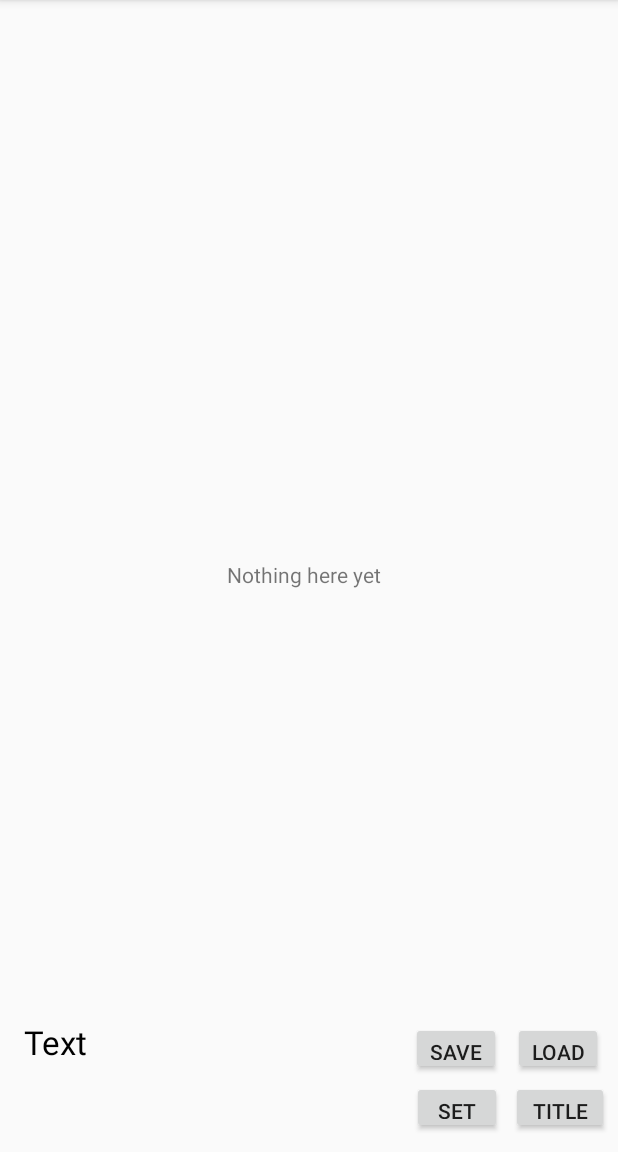
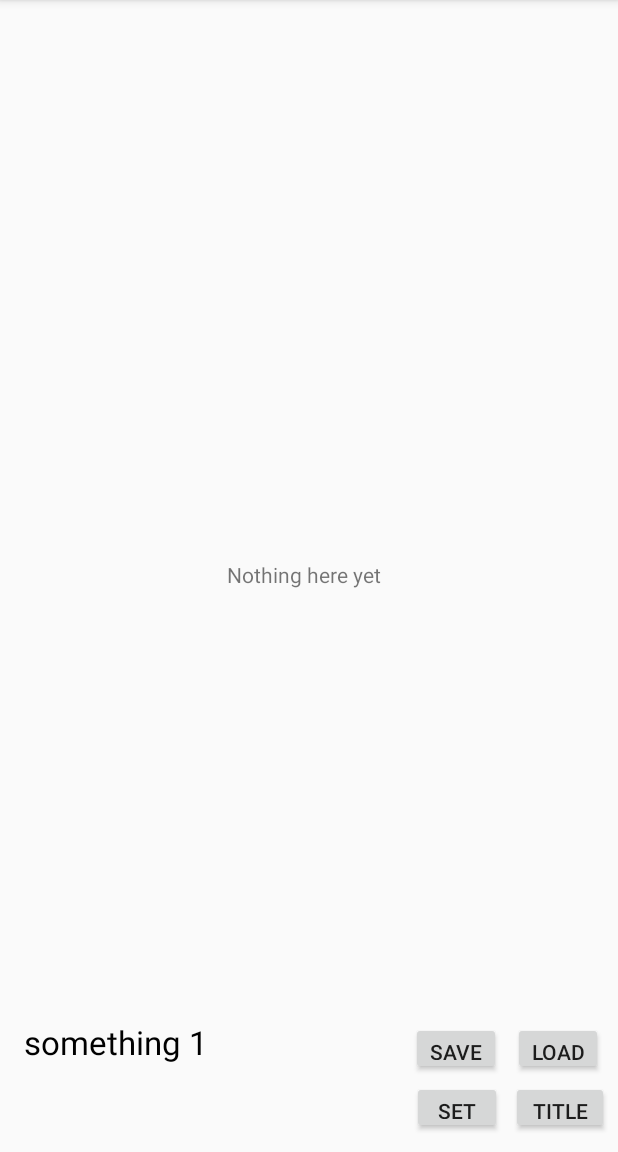
Before and after one commit to Scott-Huang/CS125MP6, an Android app: the MainActivity screen opened directly, with no data from a screen before it, on a phone screen of 412 x 824 dp, the part 84-1236 px from its top. Run offline under Robolectric (Android 15) with nearby library versions, the phone set to English and light mode, and no system bars.

Commit message:
Add some small functions.

```diff
--- a/app/src/main/java/com/example/scott/cs125project/MainActivity.java
+++ b/app/src/main/java/com/example/scott/cs125project/MainActivity.java
@@ -1,8 +1,11 @@
 package com.example.scott.cs125project;
 
 import android.content.Intent;
+import android.nfc.Tag;
+import android.support.constraint.ConstraintLayout;
 import android.support.v7.app.AppCompatActivity;
 import android.os.Bundle;
+import android.util.Log;
 import android.view.View;
 import android.widget.Button;
 import android.widget.TextView;
@@ -11,10 +14,13 @@ public class MainActivity extends AppCompatActivity {
     /* english is 0, chinese is 1.*/
     private int language = 0;
     private static int plot = 0;
+
     @Override
     protected void onCreate(Bundle savedInstanceState) {
         super.onCreate(savedInstanceState);
         setContentView(R.layout.activity_main);
+
+        final String[] script = getResources().getStringArray(R.array.scripts);
 
         if (getIntent().hasExtra("language")) {
             language = getIntent().getExtras().getInt("language");
@@ -27,9 +33,12 @@ public class MainActivity extends AppCompatActivity {
         Button loadBtn = findViewById(R.id.loadBtn0);
         Button settingBtn = findViewById(R.id.setBtn);
         Button titleBtn = findViewById(R.id.startBtn1);
-        TextView textTextView = findViewById(R.id.textTextView);
+        final TextView textTextView = findViewById(R.id.textTextView);
 
         textTextView.setTextSize(22);
+        if (plot < script.length) {
+            textTextView.setText(script[plot]);
+        }
 
         titleBtn.setOnClickListener(new View.OnClickListener() {
             @Override
@@ -63,5 +72,15 @@ public class MainActivity extends AppCompatActivity {
                 startActivity(setting);
             }
         });
+        ConstraintLayout layout = findViewById(R.id.layout);
+        layout.setOnClickListener(new View.OnClickListener() {
+            @Override
+            public void onClick(View v) {
+                plot++;
+                if (plot < script.length) {
+                    textTextView.setText(script[plot]);
+                }
+            }
+        });
     }
 }
--- a/app/src/main/res/layout/activity_main.xml
+++ b/app/src/main/res/layout/activity_main.xml
@@ -2,8 +2,10 @@
 <android.support.constraint.ConstraintLayout xmlns:android="http://schemas.android.com/apk/res/android"
     xmlns:app="http://schemas.android.com/apk/res-auto"
     xmlns:tools="http://schemas.android.com/tools"
+    android:id="@+id/layout"
     android:layout_width="match_parent"
     android:layout_height="match_parent"
+    android:clickable="true"
     tools:context=".MainActivity">
 
     <TextView
--- a/app/src/main/res/values/strings.xml
+++ b/app/src/main/res/values/strings.xml
@@ -1,3 +1,13 @@
 <resources>
     <string name="app_name">CS125 Project</string>
+
+    <string-array name="scripts">
+        <item>@string/plot0</item>
+        <item>@string/plot1</item>
+        <item>@string/plot2</item>
+    </string-array>
+
+    <string name="plot0">something 0</string>
+    <string name="plot1">something 1</string>
+    <string name="plot2">something 2</string>
 </resources>
```
Also changed, not shown: app/src/main/java/com/example/scott/cs125project/LoadActivity.java (+9 -0 lines).
